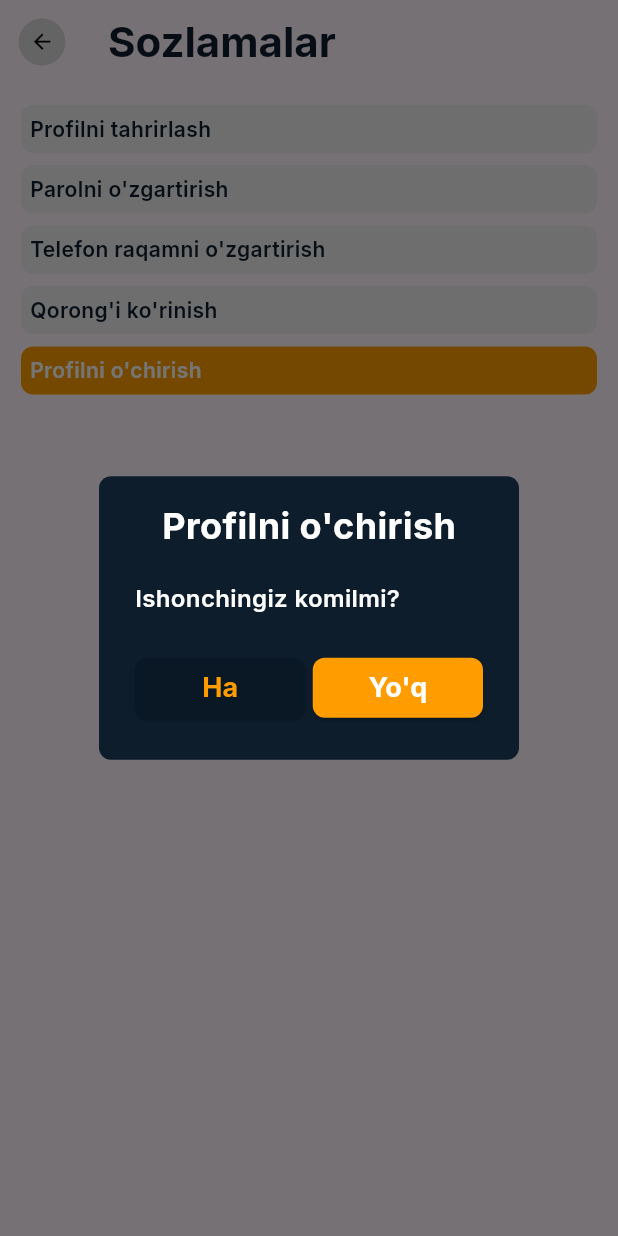
After one commit to OtabekNuriddinov/ish_topdim, a Flutter app: the SettingsScreen screen opened by its route, after a tap on "Profilni o'chirish", on a phone screen of 412 x 824 dp. The commit adds this screen. Run offline on Flutter 3.47's test engine with Material 3 defaults, Android fonts, the light colour scheme and no system bars; our stand-ins replace flutter_svg, go_router, google_fonts, sizer; network calls fail.

Commit message:
[020] Solamalar Screen UI uchun tayyor

```diff
--- a/lib/core/components/main_elevated_button.dart
+++ b/lib/core/components/main_elevated_button.dart
@@ -5,10 +5,12 @@ import 'package:sizer/sizer.dart';
 class MainElevatedButton extends StatelessWidget {
   final String text;
   final Color color;
+  final bool? isOnTheme;
   final VoidCallback onPressed;
   const MainElevatedButton({
     required this.text,
     required this.color,
+    this.isOnTheme,
     required this.onPressed,
     super.key,
   });
@@ -24,11 +26,14 @@ class MainElevatedButton extends StatelessWidget {
             )
         ),
         onPressed: onPressed,
-        child: Text(text, style: GoogleFonts.inter(
-            fontWeight: FontWeight.w700,
-            fontSize: 16.sp,
-            color: Colors.white
-        ),)
+        child: Align(
+          alignment: isOnTheme==true ? Alignment.centerLeft : Alignment.center,
+          child: Text(text, style: GoogleFonts.inter(
+              fontWeight: FontWeight.w700,
+              fontSize: 16.sp,
+              color: Colors.white
+          ),),
+        )
     );
   }
 }
--- a/lib/core/router/go_router.dart
+++ b/lib/core/router/go_router.dart
@@ -1,13 +1,18 @@
 import 'package:flutter/material.dart';
 import 'package:go_router/go_router.dart';
 import 'package:ish_topdim/features/adding/presentation/adding_screen.dart';
+import 'package:ish_topdim/features/change_number/presentation/change_number_screen.dart';
+import 'package:ish_topdim/features/change_theme/presentation/change_theme_screen.dart';
+import 'package:ish_topdim/features/edit_profile/presentation/edit_profile_screen.dart';
 import 'package:ish_topdim/features/entering_profile/presentation/entering_profile_screen.dart';
 import 'package:ish_topdim/features/favorites/presentation/favorites_page.dart';
 import 'package:ish_topdim/features/home/filtering/presentation/filter_screen.dart';
 import 'package:ish_topdim/features/home/presentation/home_screen.dart';
 import 'package:ish_topdim/features/one_step/presentation/one_step_screen.dart';
 import 'package:ish_topdim/features/registration/presentation/registration_screen.dart';
+import 'package:ish_topdim/features/settings/presentation/settings_screen.dart';
 
+import '../../features/change_password/presentation/change_password_screen.dart';
 import '../../features/forgot_pass/presentation/forgot_password_screen.dart';
 import '../../features/home/notifications/presentation/notifications_screen.dart';
 import '../../features/main/presentation/main_page.dart';
@@ -100,7 +105,37 @@ final GoRouter router = GoRouter(
         GoRoute(
           path: '/profile',
           builder: (context, state) => const ProfileScreen(),
-        )
+          routes: [
+            GoRoute(
+                parentNavigatorKey: rootNavigatorKey,
+                path: 'settings',
+                builder: (context, state) => const SettingsScreen(),
+              routes: [
+                GoRoute(
+                    parentNavigatorKey: rootNavigatorKey,
+                    path: 'edit-profile',
+                  builder: (context, state) => const EditProfileScreen()
+                ),
+                GoRoute(
+                    parentNavigatorKey: rootNavigatorKey,
+                    path: 'change-password',
+                    builder: (context, state) => const ChangePasswordScreen()
+                ),
+                GoRoute(
+                    parentNavigatorKey: rootNavigatorKey,
+                    path: 'change-number',
+                    builder: (context, state) => const ChangeNumberScreen()
+                ),
+                GoRoute(
+                    parentNavigatorKey: rootNavigatorKey,
+                    path: 'change-theme',
+                    builder: (context, state) => const ChangeThemeScreen()
+                ),
+              ]
+            )
+          ]
+        ),
+
       ],
     ),
   ],
--- a/lib/core/theme/app_texts.dart
+++ b/lib/core/theme/app_texts.dart
@@ -21,4 +21,6 @@ sealed class AppTexts{
   static const goBack = "QAYTISH";
   static const goBackFull = "Orqaga qaytish ";
   static const toOldPage = "Oldingi sahifaga ";
+
+  static const load = "SAQLASH";
 }
--- /dev/null
+++ b/lib/core/utils/alert_dialog.dart
@@ -0,0 +1,79 @@
+import 'package:flutter/material.dart';
+import 'package:sizer/sizer.dart';
+
+import '../theme/text_styles.dart';
+import '../theme/themes.dart';
+
+sealed class AppDialog {
+  static Future<dynamic> showMyDialog({
+    required BuildContext context,
+    required String mainText,
+    required String subText,
+    required leftButText,
+    required rightButText,
+    required void Function() pressLeft,
+    required void Function() pressRight,
+  }) {
+    return showDialog(
+        context: context,
+        builder: (context) {
+          return AlertDialog(
+            backgroundColor: Themes.black57,
+            shape:
+                RoundedRectangleBorder(borderRadius: BorderRadius.circular(8)),
+            content: Column(
+              crossAxisAlignment: CrossAxisAlignment.center,
+              mainAxisSize: MainAxisSize.min,
+              children: [
+                Text(
+                  mainText,
+                  style: TextStyles.h2(color: Themes.white),
+                ),
+                SizedBox(height: 20),
+                Align(
+                  alignment: Alignment.centerLeft,
+                  child: Text(
+                    subText,
+                    style: TextStyles.h5(color: Themes.white),
+                  ),
+                ),
+              ],
+            ),
+            actions: <Widget>[
+              Row(
+                children: [
+                  Expanded(
+                    child: ElevatedButton(
+                      style: ElevatedButton.styleFrom(
+                          shape: RoundedRectangleBorder(
+                              borderRadius: BorderRadius.circular(8)),
+                          backgroundColor: Color(0xFF0A1724)),
+                      onPressed: pressLeft,
+                      child: Text(
+                        leftButText,
+                        style: TextStyles.h4(color: Themes.orange),
+                      ),
+                    ),
+                  ),
+                  SizedBox(width: 5),
+                  Expanded(
+                    child: ElevatedButton(
+                      style: ElevatedButton.styleFrom(
+                          shape: RoundedRectangleBorder(
+                            borderRadius: BorderRadius.circular(8),
+                          ),
+                          backgroundColor: Themes.orange),
+                      onPressed: pressRight,
+                      child: Text(
+                        rightButText,
+                        style: TextStyles.h4(color: Themes.white),
+                      ),
+                    ),
+                  ),
+                ],
+              )
+            ],
+          );
+        });
+  }
+}
--- a/lib/features/profile/components/background_container.dart
+++ b/lib/features/profile/components/background_container.dart
@@ -3,13 +3,16 @@ import 'package:flutter/material.dart';
 import '../../../core/theme/themes.dart';
 
 class BackgroundContainer extends StatelessWidget {
-  const BackgroundContainer({super.key, required this.child, this.backgroundColor = Themes.white68});
+  const BackgroundContainer({super.key, required this.child, this.onPressed, this.backgroundColor = Themes.white68});
   final Widget child;
   final Color backgroundColor;
+  final VoidCallback? onPressed;
 
   @override
   Widget build(BuildContext context) {
-    return Container(
+    return GestureDetector(
+      onTap: onPressed,
+      child: Container(
         decoration: BoxDecoration(
             color: backgroundColor,
             borderRadius: BorderRadius.circular(8)
@@ -17,6 +20,7 @@ class BackgroundContainer extends StatelessWidget {
         width: double.maxFinite,
         padding: EdgeInsets.all(6),
         child: child,
+      ),
     );
   }
 }
--- a/lib/features/profile/presentation/profile_page.dart
+++ b/lib/features/profile/presentation/profile_page.dart
@@ -1,4 +1,5 @@
 import 'package:flutter/material.dart';
+import 'package:go_router/go_router.dart';
 import 'package:ish_topdim/core/components/main_elevated_button.dart';
 import 'package:ish_topdim/core/theme/themes.dart';
 import 'package:ish_topdim/features/profile/components/background_container.dart';
@@ -40,7 +41,12 @@ class ProfileScreen extends StatelessWidget {
               BackgroundContainer(child: Text("Sizning hamyonlaringiz", style: TextStyles.h6())),
               BackgroundContainer(child: Text("To'lovlar tarixi", style: TextStyles.h6())),
               Text("Sozlamalar va boshqalar", style: TextStyles.h4()),
-              BackgroundContainer(child: Text("Sozlamalar", style: TextStyles.h6())),
+              BackgroundContainer(
+                child: Text("Sozlamalar", style: TextStyles.h6()),
+                onPressed: (){
+                  context.go('/profile/settings');
+                },
+              ),
               BackgroundContainer(child: Text("Yordam", style: TextStyles.h6())),
               BackgroundContainer(backgroundColor: Themes.orange,child: Text("Chiqish", style: TextStyles.h6(color: Colors.white)),),
             ],
--- /dev/null
+++ b/lib/features/settings/libs/settings_libs.dart
@@ -0,0 +1,5 @@
+export 'package:flutter/material.dart';
+export 'package:go_router/go_router.dart';
+export 'package:ish_topdim/core/components/main_back_button.dart';
+export 'package:ish_topdim/features/adding/libs/adding_libs.dart';
+export 'package:ish_topdim/features/profile/components/background_container.dart';
--- /dev/null
+++ b/lib/features/settings/presentation/settings_screen.dart
@@ -0,0 +1,80 @@
+import 'package:ish_topdim/core/utils/alert_dialog.dart';
+
+import '../libs/settings_libs.dart';
+
+class SettingsScreen extends StatefulWidget {
+  const SettingsScreen({super.key});
+
+  @override
+  State<SettingsScreen> createState() => _SettingsScreenState();
+}
+
+class _SettingsScreenState extends State<SettingsScreen> {
+  @override
+  Widget build(BuildContext context) {
+    return Scaffold(
+      appBar: AppBar(
+        title: Text("Sozlamalar", style: TextStyles.h1()),
+        leading: MainBackButton(onPressed: () {
+          context.pop(context);
+        }),
+      ),
+      body: SingleChildScrollView(
+        child: Padding(
+          padding: EdgeInsets.all(14),
+          child: Column(
+            mainAxisAlignment: MainAxisAlignment.start,
+            crossAxisAlignment: CrossAxisAlignment.start,
+            children: [
+              BackgroundContainer(
+                  child: Text(
+                      "Profilni tahrirlash", style: TextStyles.h6()),
+                onPressed: (){
+                  context.go('/profile/settings/edit-profile');
+                },
+              ),
+              SizedBox(height: 1.h),
+              BackgroundContainer(
+                child: Text("Parolni o'zgartirish", style: TextStyles.h6()),
+                onPressed: (){
+                  context.go('/profile/settings/change-password');
+                },
+              ),
+              SizedBox(height: 1.h),
+              BackgroundContainer(
+                child: Text("Telefon raqamni o'zgartirish", style: TextStyles.h6()),
+                onPressed: (){
+                  context.go('/profile/settings/change-number');
+                },
+              ),
+              SizedBox(height: 1.h),
+              BackgroundContainer(
+                child: Text("Qorong'i ko'rinish", style: TextStyles.h6()),
+                onPressed: (){
+                  context.go('/profile/settings/change-theme');
+                },
+              ),
+              SizedBox(height: 1.h),
+              BackgroundContainer(
+                  backgroundColor: Themes.orange,
+                  child: Text("Profilni o'chirish", style: TextStyles.h6(color: Themes.white)),
+                onPressed: (){
+                    AppDialog.showMyDialog(
+                        context: context,
+                        mainText: "Profilni o'chirish",
+                        subText: "Ishonchingiz komilmi?",
+                        leftButText: "Ha",
+                        rightButText: "Yo'q",
+                        pressLeft: (){},
+                        pressRight: (){
+                          context.pop(context);
+                        }
+                    );
+                },),
+            ],
+          ),
+        ),
+      ),
+    );
+  }
+}
```
Also changed, not shown: lib/features/change_number/libs/change_number_libs.dart (added, +10 -0 lines), lib/features/change_number/presentation/change_number_screen.dart (added, +44 -0 lines), lib/features/change_password/libs/change_password_libs.dart (added, +9 -0 lines), lib/features/change_password/presentation/change_password_screen.dart (added, +44 -0 lines), lib/features/change_theme/libs/change_theme_libs.dart (added, +9 -0 lines), lib/features/change_theme/presentation/change_theme_screen.dart (added, +48 -0 lines), lib/features/edit_profile/libs/edit_profil_libs.dart (added, +8 -0 lines), lib/features/edit_profile/presentation/edit_profile_screen.dart (added, +53 -0 lines), pubspec.lock, 1 other file. Lines whose indentation alone changed are shown as unchanged.
